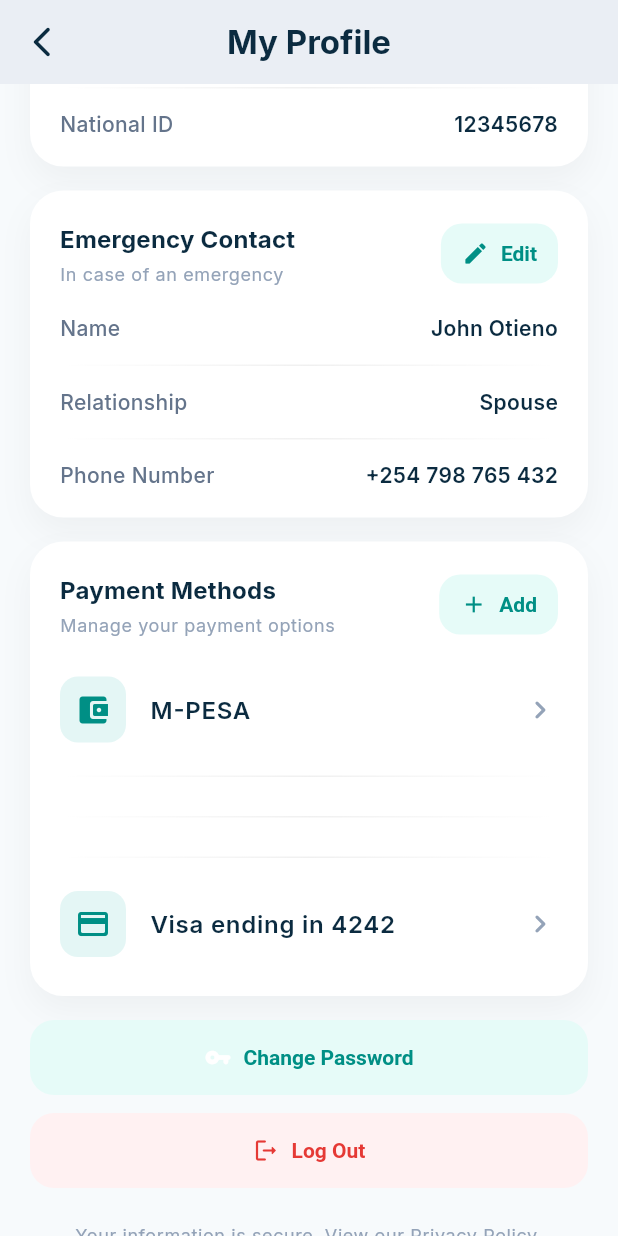
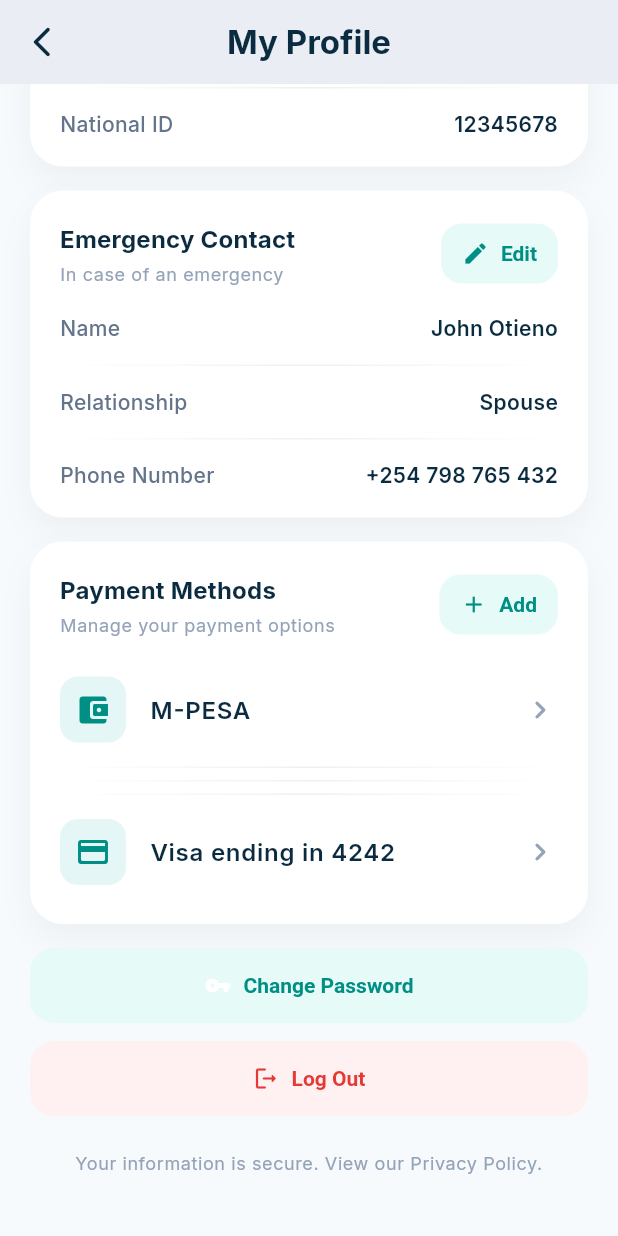
Before and after one commit to sostinewaliaula/rentara, a Flutter app: the ProfileScreen screen opened by its route, scrolled down 334 dp, on a phone screen of 412 x 824 dp. Run offline on Flutter 3.47's test engine with Material 3 defaults, Android fonts, the phone set to English and light mode, and no system bars; our stand-ins replace dio, flutter_riverpod, flutter_secure_storage, go_router, google_fonts, riverpod_annotation; accounts and stored records are empty; generated files the repository leaves out were written again.

Commit message:
updated the profile screen

```diff
--- a/mobile/lib/features/profile/presentation/screens/profile_screen.dart
+++ b/mobile/lib/features/profile/presentation/screens/profile_screen.dart
@@ -1,8 +1,28 @@
 import 'package:flutter/material.dart';
 import 'package:go_router/go_router.dart';
 
-class ProfileScreen extends StatelessWidget {
+class ProfileScreen extends StatefulWidget {
   const ProfileScreen({super.key});
+
+  @override
+  State<ProfileScreen> createState() => _ProfileScreenState();
+}
+
+class _ProfileScreenState extends State<ProfileScreen> {
+  final _phoneController = TextEditingController(text: '+254 712 345 678');
+  final _idController = TextEditingController(text: '12345678');
+  final _emergencyNameController = TextEditingController(text: 'John Otieno');
+  final _relationshipController = TextEditingController(text: 'Spouse');
+  final _emergencyPhoneController = TextEditingController(text: '+254 798 765 432');
+  bool _isEditingPersonal = false;
+  bool _isEditingEmergency = false;
+
+  @override
+  void dispose() {
+    _phoneController.dispose();
+    _idController.dispose();
+    super.dispose();
+  }
 
   @override
   Widget build(BuildContext context) {
@@ -52,23 +72,74 @@ class ProfileScreen extends StatelessWidget {
             _ProfileSection(
               title: 'Personal Details',
               subtitle: 'Your personal information',
-              actionLabel: 'Edit',
-              onActionTap: () {},
-              children: const [
-                _InfoRow(label: 'Phone Number', value: '+254 712 345 678'),
-                _InfoRow(label: 'National ID', value: '12345678'),
+              actionLabel: _isEditingPersonal ? 'Save' : 'Edit',
+              actionIcon: _isEditingPersonal ? Icons.check_rounded : Icons.edit,
+              onActionTap: () {
+                if (_isEditingPersonal) {
+                  // In a real app, persist changes here
+                  ScaffoldMessenger.of(context).showSnackBar(
+                    const SnackBar(
+                      content: Text('Details updated (placeholder).'),
+                      behavior: SnackBarBehavior.floating,
+                    ),
+                  );
+                }
+                setState(() => _isEditingPersonal = !_isEditingPersonal);
+              },
+              children: [
+                _isEditingPersonal
+                    ? _EditableField(
+                        label: 'Phone Number',
+                        controller: _phoneController,
+                        keyboardType: TextInputType.phone,
+                      )
+                    : _InfoRow(label: 'Phone Number', value: _phoneController.text),
+                _isEditingPersonal
+                    ? _EditableField(
+                        label: 'National ID',
+                        controller: _idController,
+                        keyboardType: TextInputType.number,
+                      )
+                    : _InfoRow(label: 'National ID', value: _idController.text),
               ],
             ),
             const SizedBox(height: 16),
             _ProfileSection(
               title: 'Emergency Contact',
               subtitle: 'In case of an emergency',
-              actionLabel: 'Edit',
-              onActionTap: () {},
-              children: const [
-                _InfoRow(label: 'Name', value: 'John Otieno'),
-                _InfoRow(label: 'Relationship', value: 'Spouse'),
-                _InfoRow(label: 'Phone Number', value: '+254 798 765 432'),
+              actionLabel: _isEditingEmergency ? 'Save' : 'Edit',
+              actionIcon: _isEditingEmergency ? Icons.check_rounded : Icons.edit,
+              onActionTap: () {
+                if (_isEditingEmergency) {
+                  ScaffoldMessenger.of(context).showSnackBar(
+                    const SnackBar(
+                      content: Text('Emergency contact updated (placeholder).'),
+                      behavior: SnackBarBehavior.floating,
+                    ),
+                  );
+                }
+                setState(() => _isEditingEmergency = !_isEditingEmergency);
+              },
+              children: [
+                _isEditingEmergency
+                    ? _EditableField(
+                        label: 'Name',
+                        controller: _emergencyNameController,
+                      )
+                    : _InfoRow(label: 'Name', value: _emergencyNameController.text),
+                _isEditingEmergency
+                    ? _EditableField(
+                        label: 'Relationship',
+                        controller: _relationshipController,
+                      )
+                    : _InfoRow(label: 'Relationship', value: _relationshipController.text),
+                _isEditingEmergency
+                    ? _EditableField(
+                        label: 'Phone Number',
+                        controller: _emergencyPhoneController,
+                        keyboardType: TextInputType.phone,
+                      )
+                    : _InfoRow(label: 'Phone Number', value: _emergencyPhoneController.text),
               ],
             ),
             const SizedBox(height: 16),
@@ -78,6 +149,7 @@ class ProfileScreen extends StatelessWidget {
               actionLabel: 'Add',
               actionIcon: Icons.add,
               onActionTap: () {},
+              compactSeparators: true,
               children: const [
                 _PaymentRow(label: 'M-PESA', icon: Icons.account_balance_wallet_rounded),
                 _DividerSpacer(),
@@ -161,6 +233,7 @@ class _ProfileSection extends StatelessWidget {
   final IconData? actionIcon;
   final VoidCallback onActionTap;
   final List<Widget> children;
+  final bool compactSeparators;
 
   const _ProfileSection({
     required this.title,
@@ -169,6 +242,7 @@ class _ProfileSection extends StatelessWidget {
     required this.onActionTap,
     required this.children,
     this.actionIcon,
+    this.compactSeparators = false,
   });
 
   @override
@@ -237,10 +311,11 @@ class _ProfileSection extends StatelessWidget {
 
   List<Widget> _injectSeparators(List<Widget> items) {
     final separated = <Widget>[];
+    final gap = compactSeparators ? 8.0 : 14.0;
     for (var i = 0; i < items.length; i++) {
       separated.add(items[i]);
       if (i != items.length - 1) {
-        separated.add(const SizedBox(height: 14));
+        if (gap > 0) separated.add(SizedBox(height: gap));
         separated.add(Container(
           height: 1,
           decoration: BoxDecoration(
@@ -253,7 +328,7 @@ class _ProfileSection extends StatelessWidget {
             ),
           ),
         ));
-        separated.add(const SizedBox(height: 14));
+        if (gap > 0) separated.add(SizedBox(height: gap));
       }
     }
     return separated;
@@ -337,7 +412,7 @@ class _DividerSpacer extends StatelessWidget {
   @override
   Widget build(BuildContext context) {
     return Container(
-      margin: const EdgeInsets.symmetric(vertical: 12),
+      margin: EdgeInsets.zero,
       height: 1,
       decoration: BoxDecoration(
         gradient: LinearGradient(
@@ -405,3 +480,57 @@ class _DestructiveButton extends StatelessWidget {
     );
   }
 }
+
+class _EditableField extends StatelessWidget {
+  final String label;
+  final TextEditingController controller;
+  final TextInputType? keyboardType;
+
+  const _EditableField({
+    required this.label,
+    required this.controller,
+    this.keyboardType,
+  });
+
+  @override
+  Widget build(BuildContext context) {
+    return Column(
+      crossAxisAlignment: CrossAxisAlignment.start,
+      children: [
+        Text(
+          label,
+          style: const TextStyle(
+            color: Color(0xFF64748B),
+            fontWeight: FontWeight.w500,
+          ),
+        ),
+        const SizedBox(height: 8),
+        TextField(
+          controller: controller,
+          keyboardType: keyboardType,
+          decoration: InputDecoration(
+            filled: true,
+            fillColor: const Color(0xFFF5F7F9),
+            contentPadding: const EdgeInsets.symmetric(horizontal: 16, vertical: 14),
+            border: OutlineInputBorder(
+              borderRadius: BorderRadius.circular(16),
+              borderSide: const BorderSide(color: Color(0xFFE2E8F0)),
+            ),
+            enabledBorder: OutlineInputBorder(
+              borderRadius: BorderRadius.circular(16),
+              borderSide: const BorderSide(color: Color(0xFFE2E8F0)),
+            ),
+            focusedBorder: OutlineInputBorder(
+              borderRadius: BorderRadius.circular(16),
+              borderSide: const BorderSide(color: Color(0xFF037A73), width: 1.6),
+            ),
+          ),
+          style: const TextStyle(
+            color: Color(0xFF0B2B40),
+            fontWeight: FontWeight.w600,
+          ),
+        ),
+      ],
+    );
+  }
+}
```
